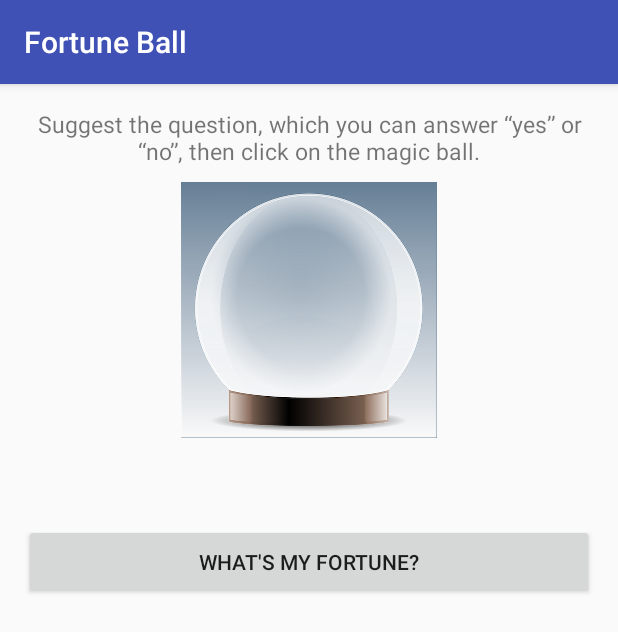
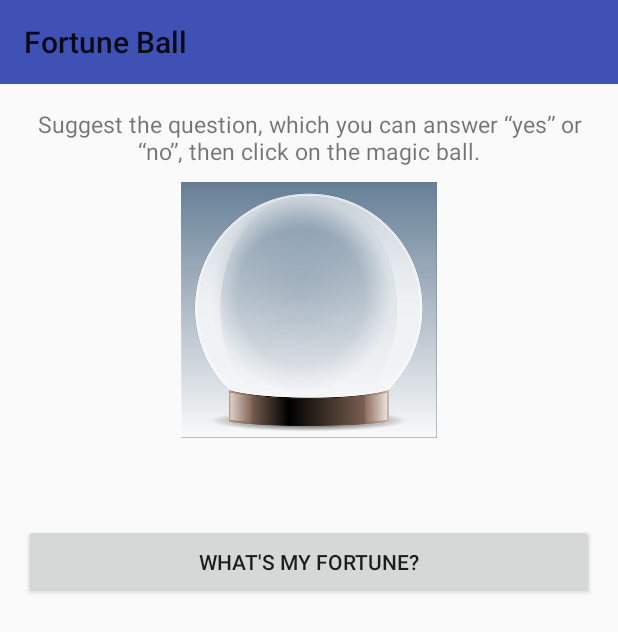
Before and after one commit to solandmedotru/FortuneBall, an Android app: the screen it shows after launch (MainActivity), on a phone screen of 412 x 824 dp. Shown: the top 632 px of the screen. Run offline under Robolectric (Android 15) with nearby library versions, the phone set to English and light mode, and no system bars; libraries missing offline, so code that uses them is left out: com.daimajia.androidanimations.

```diff
--- a/app/src/main/java/ru/solandme/fortuneball/MainActivity.java
+++ b/app/src/main/java/ru/solandme/fortuneball/MainActivity.java
@@ -2,12 +2,48 @@ package ru.solandme.fortuneball;
 
 import android.support.v7.app.AppCompatActivity;
 import android.os.Bundle;
+import android.support.v7.widget.Toolbar;
+import android.view.View;
+import android.widget.Button;
+import android.widget.ImageView;
+import android.widget.TextView;
+
+import com.daimajia.androidanimations.library.Techniques;
+import com.daimajia.androidanimations.library.YoYo;
+
+import java.util.Random;
 
 public class MainActivity extends AppCompatActivity {
+
+    String fortuneList[] = {"Don’t count on it","Ask again later","You may rely on it","Without a doubt","Outlook not so good","It's decidedly so","Signs point to yes","Yes definitely","Yes","My sources say NO"};
+
+    TextView mFortuneText;
+    Button mGenerateFortuneButton;
+    ImageView mFortuneBallImage;
 
     @Override
     protected void onCreate(Bundle savedInstanceState) {
         super.onCreate(savedInstanceState);
         setContentView(R.layout.activity_main);
+
+        Toolbar toolbar = (Toolbar) findViewById(R.id.toolbar);
+        setSupportActionBar(toolbar);
+
+        mFortuneText = (TextView) findViewById(R.id.fortuneText);
+        mFortuneBallImage = (ImageView) findViewById(R.id.fortunateImage);
+        mGenerateFortuneButton = (Button) findViewById(R.id.fortuneButton);
+
+        mGenerateFortuneButton.setOnClickListener(new View.OnClickListener() {
+            @Override
+            public void onClick(View view) {
+                // 5:
+                int index = new Random().nextInt(fortuneList.length);
+                mFortuneText.setText(fortuneList[index]);
+                // 6:
+                YoYo.with(Techniques.Swing)
+                        .duration(500)
+                        .playOn(mFortuneBallImage);
+            }
+        });
     }
 }
--- a/app/src/main/res/layout/activity_main.xml
+++ b/app/src/main/res/layout/activity_main.xml
@@ -1,8 +1,21 @@
 <?xml version="1.0" encoding="utf-8"?>
-<RelativeLayout
+<LinearLayout
     xmlns:android="http://schemas.android.com/apk/res/android"
     xmlns:app="http://schemas.android.com/apk/res-auto"
     xmlns:tools="http://schemas.android.com/tools"
+    android:orientation="vertical"
+    android:layout_width="match_parent"
+    android:layout_height="match_parent">
+
+    <android.support.v7.widget.Toolbar
+        android:id="@+id/toolbar"
+        android:layout_width="match_parent"
+        android:layout_height="?attr/actionBarSize"
+        android:background="?attr/colorPrimary"
+        android:theme="@style/ThemeOverlay.AppCompat.ActionBar"
+        app:popupTheme="@style/ThemeOverlay.AppCompat.Light" />
+
+    <RelativeLayout
         android:layout_width="match_parent"
         android:layout_height="match_parent"
         android:paddingLeft="@dimen/activity_horizontal_margin"
@@ -12,41 +25,44 @@
         app:layout_behavior="@string/appbar_scrolling_view_behavior"
         tools:context=".MainActivity">
 
+
         <TextView
             android:id="@+id/descriptionText"
             android:layout_width="match_parent"
             android:layout_height="wrap_content"
+            android:gravity="center"
             android:text="@string/fortune_description"
-        android:gravity="center"
-        android:textSize="@dimen/description_text_size"/>
+            android:textSize="@dimen/description_text_size" />
 
         <ImageView
+            android:id="@+id/fortunateImage"
             android:layout_width="wrap_content"
             android:layout_height="wrap_content"
-        android:id="@+id/fortunateImage"
+            android:layout_below="@id/descriptionText"
+            android:layout_centerHorizontal="true"
+            android:layout_marginTop="10dp"
             android:src="@drawable/img_crystal"
-        android:layout_centerHorizontal="true"
-        android:layout_below="@id/descriptionText"
-        android:layout_marginTop="10dp"/>
+            android:contentDescription="@string/cristal_image" />
 
         <TextView
             android:id="@+id/fortuneText"
             android:layout_width="match_parent"
             android:layout_height="wrap_content"
             android:layout_below="@id/fortunateImage"
+            android:layout_marginTop="20dp"
             android:gravity="center"
-        android:layout_marginTop="20dp"
+            android:textColor="@android:color/holo_red_dark"
             android:textSize="@dimen/fortune_text_size"
-        android:textStyle="bold"
-        android:textColor="@android:color/holo_red_dark"/>
+            android:textStyle="bold" />
 
         <Button
             android:id="@+id/fortuneButton"
             android:layout_width="match_parent"
             android:layout_height="50dp"
             android:layout_below="@id/fortuneText"
-        android:text="What's my fortune?"
             android:layout_centerHorizontal="true"
-        android:layout_marginTop="10dp"/>
+            android:layout_marginTop="10dp"
+            android:text="@string/what_s_my_fortune" />
 
     </RelativeLayout>
+</LinearLayout>
--- a/app/src/main/res/values/strings.xml
+++ b/app/src/main/res/values/strings.xml
@@ -2,4 +2,6 @@
     <string name="app_name">Fortune Ball</string>
     <string name="fortune_description">Suggest the question, which you can answer “yes” or “no”,
         then click on the magic ball.</string>
+    <string name="cristal_image">Cristal image</string>
+    <string name="what_s_my_fortune">What\'s my fortune?</string>
 </resources>
--- a/app/src/main/res/values/styles.xml
+++ b/app/src/main/res/values/styles.xml
@@ -1,7 +1,9 @@
 <resources>
 
     <!-- Base application theme. -->
-    <style name="AppTheme" parent="Theme.AppCompat.Light.DarkActionBar">
+    <style name="AppTheme" parent="Theme.AppCompat.Light.NoActionBar">
+        <item name="android:windowNoTitle">true</item>
+        <item name="windowActionBar">false</item>
         <!-- Customize your theme here. -->
         <item name="colorPrimary">@color/colorPrimary</item>
         <item name="colorPrimaryDark">@color/colorPrimaryDark</item>
```
Lines whose indentation alone changed are shown as unchanged.
